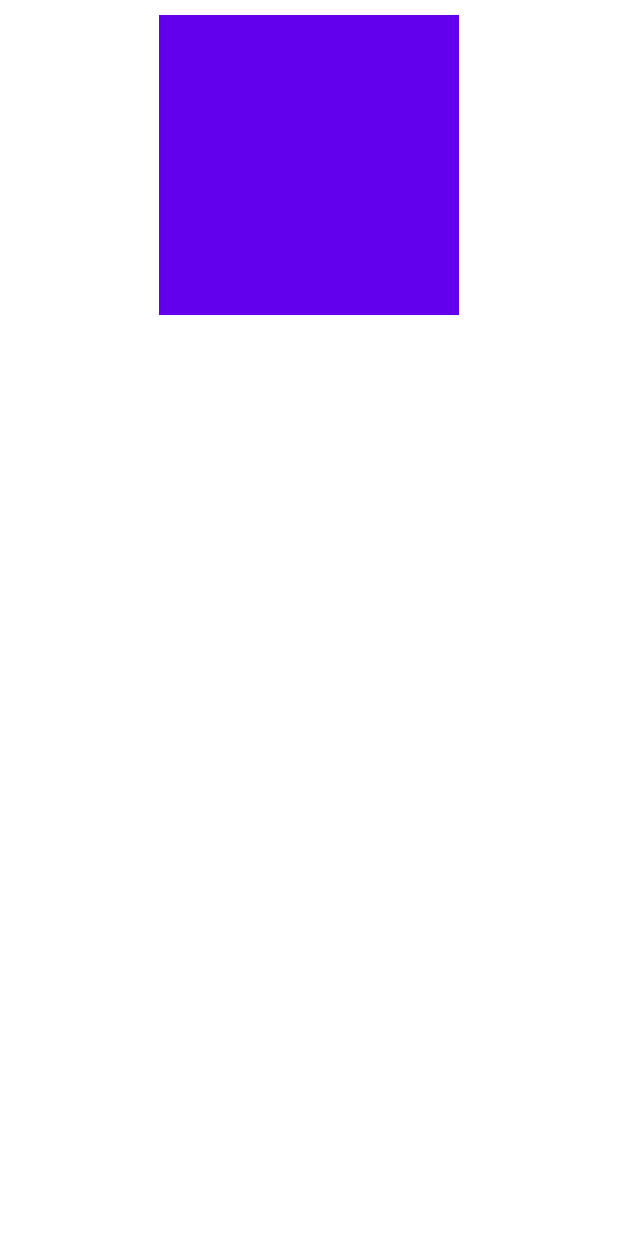
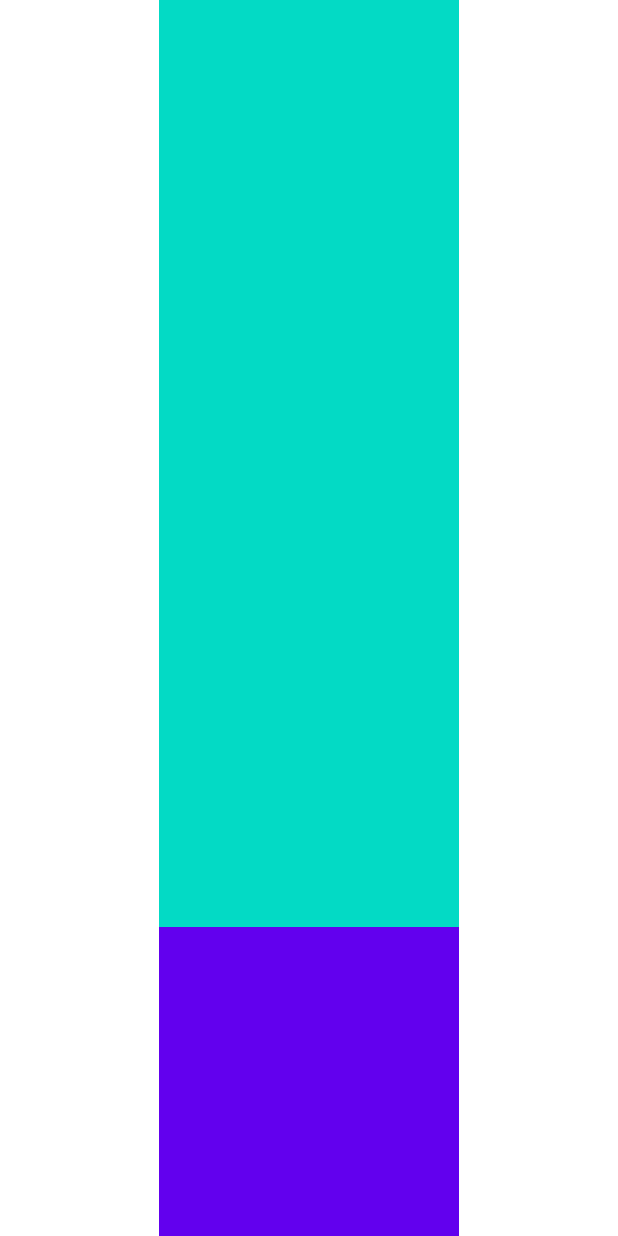
Before and after one commit to metehanbolatt/ComposeLearningSS, an Android app built with Jetpack Compose: the @Preview function DefaultPreview, on a phone screen of 412 x 824 dp. Run offline under Robolectric (Android 15) with nearby library versions, the phone set to English and light mode, and no system bars.

Commit message:
ColumnScope & Row

```diff
--- a/app/src/main/java/com/metehanbolat/composelearningss/MainActivity.kt
+++ b/app/src/main/java/com/metehanbolat/composelearningss/MainActivity.kt
@@ -3,17 +3,17 @@ package com.metehanbolat.composelearningss
 import android.os.Bundle
 import androidx.activity.ComponentActivity
 import androidx.activity.compose.setContent
+import androidx.compose.foundation.background
 import androidx.compose.foundation.layout.*
 import androidx.compose.material.MaterialTheme
 import androidx.compose.material.Surface
-import androidx.compose.material.Text
 import androidx.compose.runtime.Composable
 import androidx.compose.ui.Alignment
 import androidx.compose.ui.Modifier
+import androidx.compose.ui.graphics.Color
 import androidx.compose.ui.tooling.preview.Preview
 import androidx.compose.ui.unit.dp
 import com.metehanbolat.composelearningss.ui.theme.ComposeLearningSSTheme
-import com.metehanbolat.composelearningss.ui.theme.Typography
 
 class MainActivity : ComponentActivity() {
     override fun onCreate(savedInstanceState: Bundle?) {
@@ -22,11 +22,30 @@ class MainActivity : ComponentActivity() {
             ComposeLearningSSTheme {
                 // A surface container using the 'background' color from the theme
                 Surface(color = MaterialTheme.colors.background) {
-
+                    Column(
+                        modifier = Modifier
+                            .height(500.dp)
+                            .width(500.dp)
+                            .background(Color.LightGray),
+                        horizontalAlignment = Alignment.CenterHorizontally
+                    ){
+                        CustomItem(weight = 3f, color = MaterialTheme.colors.secondary)
+                        CustomItem(weight = 1f)
+                    }
                 }
             }
         }
     }
+}
+
+@Composable
+fun ColumnScope.CustomItem(weight: Float, color: Color = MaterialTheme.colors.primary) {
+    Surface(
+        modifier = Modifier
+            .width(200.dp)
+            .weight(weight),
+        color = color
+    ){}
 }
 
 @Preview(showBackground = true)
@@ -34,33 +53,13 @@ class MainActivity : ComponentActivity() {
 fun DefaultPreview() {
     ComposeLearningSSTheme {
         Column(
-            modifier = Modifier.fillMaxSize().padding(top = 10.dp),
+            modifier = Modifier
+                .fillMaxSize()
+                .padding(),
             horizontalAlignment = Alignment.CenterHorizontally
         ) {
-            Surface(
-                modifier = Modifier
-                    .width(200.dp)
-                    .height(50.dp),
-                color = MaterialTheme.colors.primary
-            ){}
-            Surface(
-                modifier = Modifier
-                    .width(200.dp)
-                    .height(50.dp),
-                color = MaterialTheme.colors.primary
-            ){}
-            Surface(
-                modifier = Modifier
-                    .width(200.dp)
-                    .height(50.dp),
-                color = MaterialTheme.colors.primary
-            ){}
-            Surface(
-                modifier = Modifier
-                    .width(200.dp)
-                    .height(50.dp),
-                color = MaterialTheme.colors.primary
-            ){}
+            CustomItem(weight = 3f, color = MaterialTheme.colors.secondary)
+            CustomItem(weight = 1f)
         }
     }
 }
```
